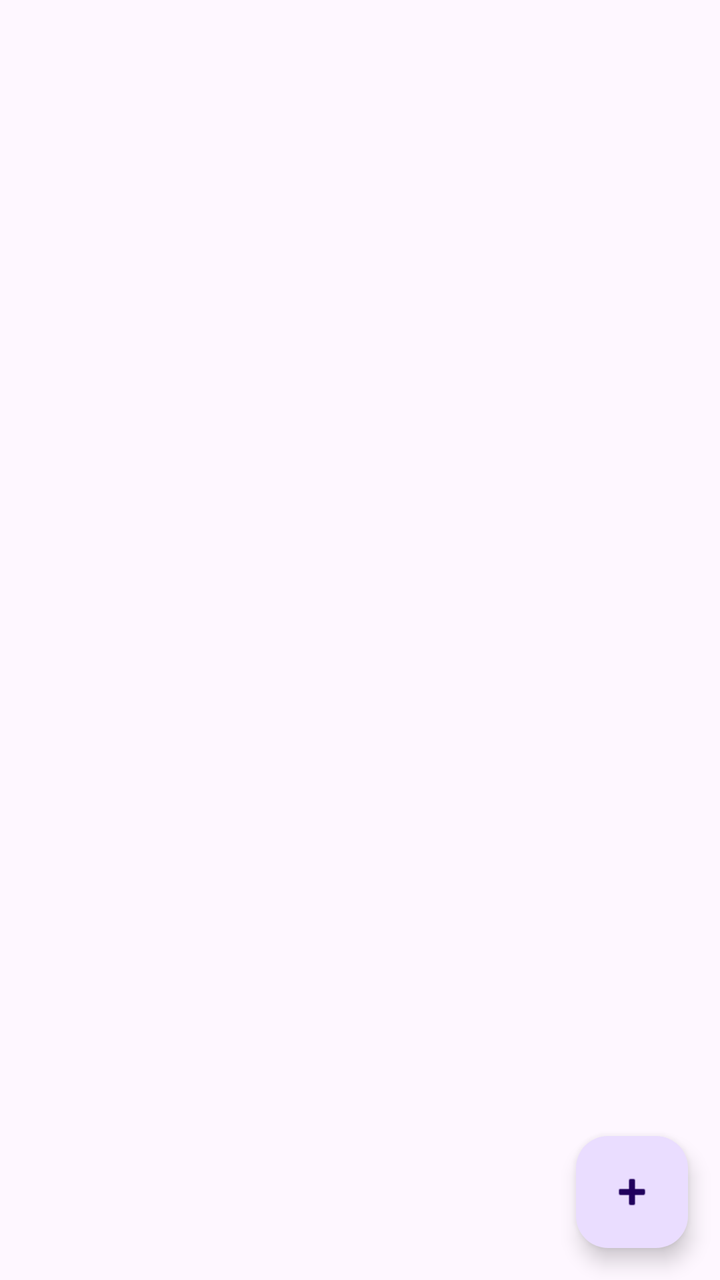
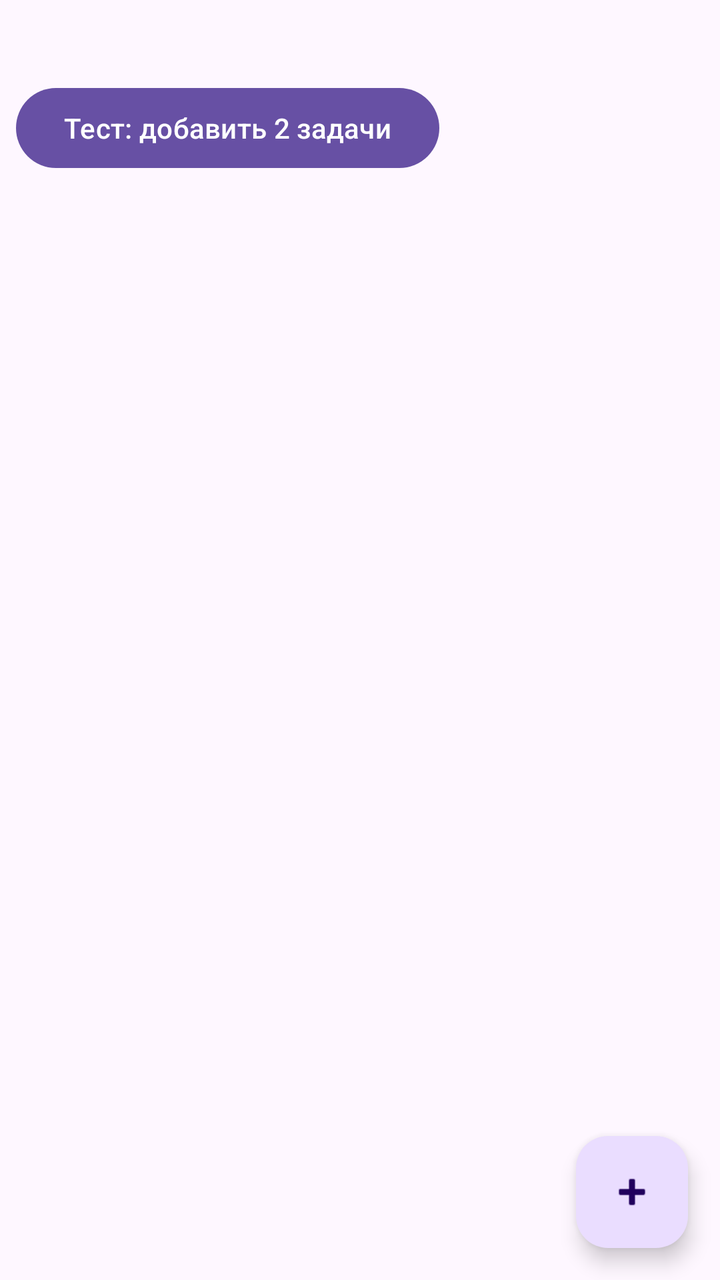

An Android layout rendered at two revisions. The XML below is the earlier revision; the diff shows what the commit changed to produce the second picture.
<!-- AndroidManifest.xml: application theme Theme.MyCalendar -->
<!-- res/layout/activity_main.xml -->
<?xml version="1.0" encoding="utf-8"?>
<androidx.constraintlayout.widget.ConstraintLayout
    xmlns:android="http://schemas.android.com/apk/res/android"
    xmlns:app="http://schemas.android.com/apk/res-auto"
    android:layout_width="match_parent"
    android:layout_height="match_parent">

    <androidx.recyclerview.widget.RecyclerView
        android:id="@+id/recycler_view_tasks"
        android:layout_width="0dp"
        android:layout_height="0dp"
        app:layout_constraintTop_toTopOf="parent"
        app:layout_constraintBottom_toBottomOf="parent"
        app:layout_constraintStart_toStartOf="parent"
        app:layout_constraintEnd_toEndOf="parent"/>

    <com.google.android.material.floatingactionbutton.FloatingActionButton
        android:id="@+id/fab_add_task"
        android:layout_width="wrap_content"
        android:layout_height="wrap_content"
        android:layout_margin="16dp"
        android:src="@android:drawable/ic_input_add"
        app:layout_constraintBottom_toBottomOf="parent"
        app:layout_constraintEnd_toEndOf="parent"
        android:contentDescription="Добавить задачу" />

</androidx.constraintlayout.widget.ConstraintLayout>
<!-- resources referenced by this layout -->
<resources>
  <style name="Theme.MyCalendar" parent="Base.Theme.MyCalendar" />
  <style name="Base.Theme.MyCalendar" parent="Theme.Material3.DayNight.NoActionBar">
          
          
      </style>
</resources>

<!-- the commit's change to res/layout/activity_main.xml (unified diff, before → after) -->
@@ -3,17 +3,30 @@
     xmlns:android="http://schemas.android.com/apk/res/android"
     xmlns:app="http://schemas.android.com/apk/res-auto"
     android:layout_width="match_parent"
-    android:layout_height="match_parent">
+    android:layout_height="match_parent"
+    android:paddingTop="32dp"> 
 
+    
+    <Button
+        android:id="@+id/btn_debug_seed"
+        android:layout_width="wrap_content"
+        android:layout_height="wrap_content"
+        android:layout_margin="8dp"
+        android:text="Тест: добавить 2 задачи"
+        app:layout_constraintTop_toTopOf="parent"
+        app:layout_constraintStart_toStartOf="parent" />
+
+    
     <androidx.recyclerview.widget.RecyclerView
         android:id="@+id/recycler_view_tasks"
         android:layout_width="0dp"
         android:layout_height="0dp"
-        app:layout_constraintTop_toTopOf="parent"
+        app:layout_constraintTop_toBottomOf="@id/btn_debug_seed"
         app:layout_constraintBottom_toBottomOf="parent"
         app:layout_constraintStart_toStartOf="parent"
         app:layout_constraintEnd_toEndOf="parent"/>
 
+    
     <com.google.android.material.floatingactionbutton.FloatingActionButton
         android:id="@+id/fab_add_task"
         android:layout_width="wrap_content"
